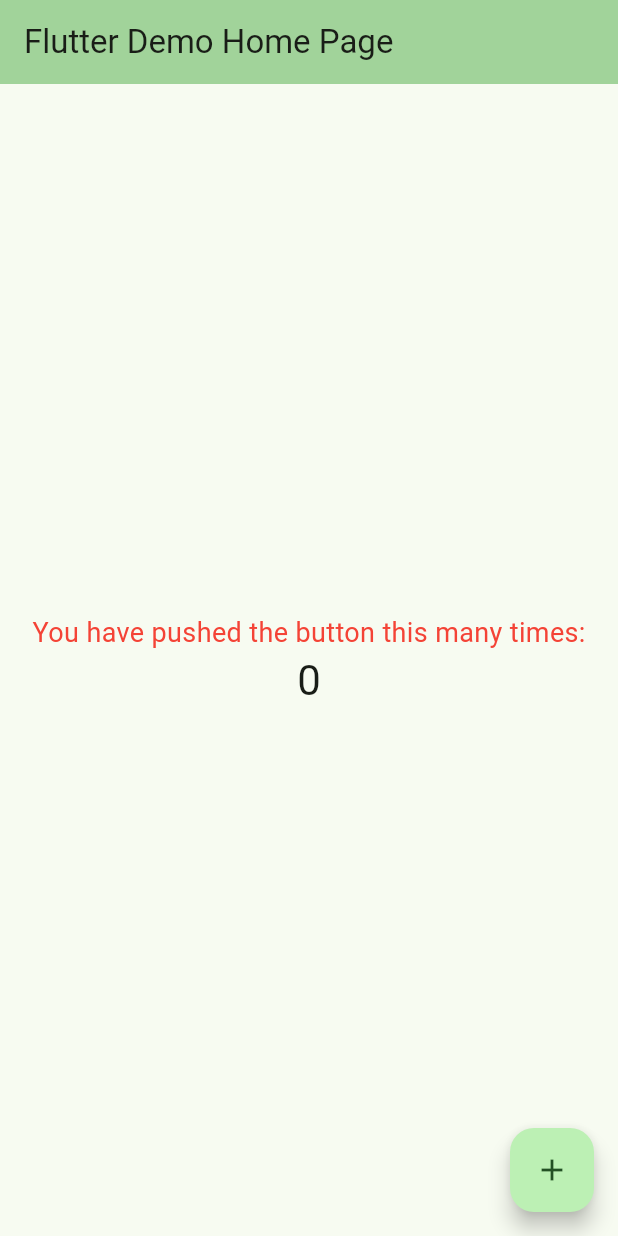
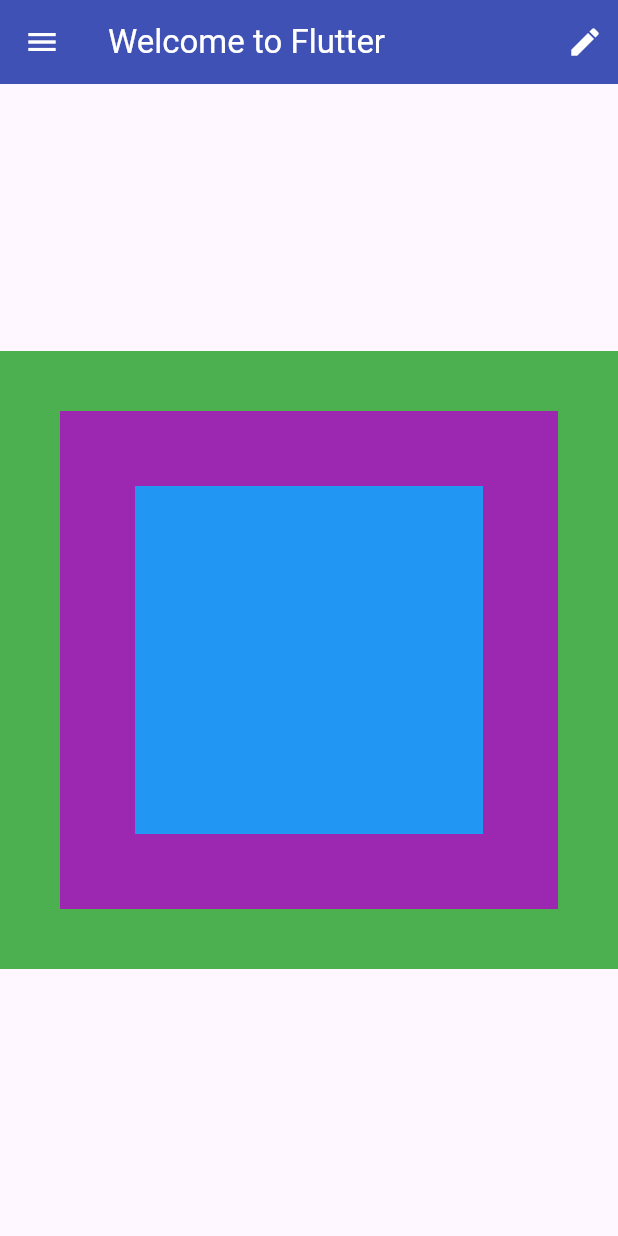
Before and after one commit to MD-DILDAR-MANDAL/learn_flutter, a Flutter app: the screen it shows after launch, on a phone screen of 412 x 824 dp. Run offline on Flutter 3.47's test engine with Material 3 defaults, Android fonts, the phone set to English and light mode, and no system bars.

Commit message:
add immutable widgets, scaffold, appbar, body, drawer

```diff
--- /dev/null
+++ b/lib/basic_screen.dart
@@ -0,0 +1,37 @@
+import 'package:flutter/material.dart';
+import 'package:hello_flutter/immutable_widget.dart';
+
+class BasicScreen extends StatelessWidget {
+  const BasicScreen({super.key});
+
+  @override
+  Widget build(BuildContext context) {
+    return Scaffold(
+      appBar: AppBar(
+        backgroundColor: Colors.indigo,
+        foregroundColor: Colors.white,
+        title: const Text('Welcome to Flutter'),
+        actions: const[
+          Padding(
+            padding: EdgeInsets.all(10.0),
+            child: Icon(Icons.edit),
+          ),
+        ],
+      ),
+      body: Center(
+        child: AspectRatio(
+          aspectRatio: 1.0,
+          child: ImmutableWidget(),
+          ),
+      ),
+      drawer: Drawer(
+        child: Container(
+          color: Colors.lightBlue,
+          child: const Center(
+            child: Text("I am a Drawer  "),
+          ),
+        ),
+      ),
+    );
+  }
+}
--- /dev/null
+++ b/lib/immutable_widget.dart
@@ -0,0 +1,24 @@
+import 'package:flutter/material.dart';
+
+class ImmutableWidget extends StatelessWidget {
+  const ImmutableWidget({super.key});
+
+  @override
+  Widget build(BuildContext context) {
+    return Container(
+      color: Colors.green,
+      child: Padding(
+        padding: const EdgeInsets.all(40),
+        child: Container(
+          color: Colors.purple,
+          child: Padding(
+            padding: const EdgeInsets.all(50.0),
+            child: Container(
+              color: Colors.blue,
+            ),
+          )
+        ),
+      ),
+    );
+  }
+}
--- a/lib/main.dart
+++ b/lib/main.dart
@@ -1,118 +1,19 @@
 import 'package:flutter/material.dart';
+import 'package:hello_flutter/immutable_widget.dart';
+import './basic_screen.dart';
+void main() => runApp(const StaticApp());
 
-void main() {
-  runApp(const MyApp());
-}
+class StaticApp extends StatelessWidget{
+  const StaticApp({super.key});
 
-class MyApp extends StatelessWidget {
-  const MyApp({super.key});
-
-  // This widget is the root of your application.
   @override
-  Widget build(BuildContext context) {
-    return MaterialApp(
-      title: 'Flutter Demo',
-      theme: ThemeData(
-        colorScheme: ColorScheme.fromSeed(seedColor: Colors.green),
-      ),
-      home: const MyHomePage(title: 'Flutter Demo Home Page'),
-    );
+  Widget build(BuildContext context){
+      return MaterialApp(
+        title: 'Flutter Demo',
+        theme: ThemeData(
+          primarySwatch: Colors.blue,
+        ),
+        home: BasicScreen(),
+      );
   }
 }
-
-class MyHomePage extends StatefulWidget {
-  const MyHomePage({super.key, required this.title});
-
-  // This widget is the home page of your application. It is stateful, meaning
-  // that it has a State object (defined below) that contains fields that affect
-  // how it looks.
-
-  // This class is the configuration for the state. It holds the values (in this
-  // case the title) provided by the parent (in this case the App widget) and
-  // used by the build method of the State. Fields in a Widget subclass are
-  // always marked "final".
-
-  final String title;
-
-  @override
-  State<MyHomePage> createState() => _MyHomePageState();
-}
-
-class _MyHomePageState extends State<MyHomePage> {
-  int _counter = 0;
-  Color color = Colors.red;
-
-  void _incrementCounter() {
-    setState(() {
-      _counter++;
-
-      if(isEven(_counter)){
-        color = Colors.green;
-      }
-      else color = Colors.red;
-    });
-  }
-
-  @override
-  Widget build(BuildContext context) {
-    // This method is rerun every time setState is called, for instance as done
-    // by the _incrementCounter method above.
-    //
-    // The Flutter framework has been optimized to make rerunning build methods
-    // fast, so that you can just rebuild anything that needs updating rather
-    // than having to individually change instances of widgets.
-    return Scaffold(
-      appBar: AppBar(
-        // TRY THIS: Try changing the color here to a specific color (to
-        // Colors.amber, perhaps?) and trigger a hot reload to see the AppBar
-        // change color while the other colors stay the same.
-        backgroundColor: Theme.of(context).colorScheme.inversePrimary,
-        // Here we take the value from the MyHomePage object that was created by
-        // the App.build method, and use it to set our appbar title.
-        title: Text(widget.title),
-      ),
-      body: Center(
-        // Center is a layout widget. It takes a single child and positions it
-        // in the middle of the parent.
-        child: Column(
-          // Column is also a layout widget. It takes a list of children and
-          // arranges them vertically. By default, it sizes itself to fit its
-          // children horizontally, and tries to be as tall as its parent.
-          //
-          // Column has various properties to control how it sizes itself and
-          // how it positions its children. Here we use mainAxisAlignment to
-          // center the children vertically; the main axis here is the vertical
-          // axis because Columns are vertical (the cross axis would be
-          // horizontal).
-          //
-          // TRY THIS: Invoke "debug painting" (choose the "Toggle Debug Paint"
-          // action in the IDE, or press "p" in the console), to see the
-          // wireframe for each widget.
-          mainAxisAlignment: MainAxisAlignment.center,
-          children: <Widget>[
-            Text('You have pushed the button this many times:',
-              style: TextStyle(
-                color: color,
-                fontSize: 18,
-              )
-            ),
-            Text(
-              '$_counter',
-              style: Theme.of(context).textTheme.headlineMedium,
-            ),
-          ],
-        ),
-      ),
-      floatingActionButton: FloatingActionButton(
-        onPressed: _incrementCounter,
-        tooltip: 'Increment',
-        child: const Icon(Icons.add),
-      ), // This trailing comma makes auto-formatting nicer for build methods.
-    );
-  }
-}
-
-bool isEven(int number){
-  if(number % 2 == 0) return true;
-  return false;
-}
```
